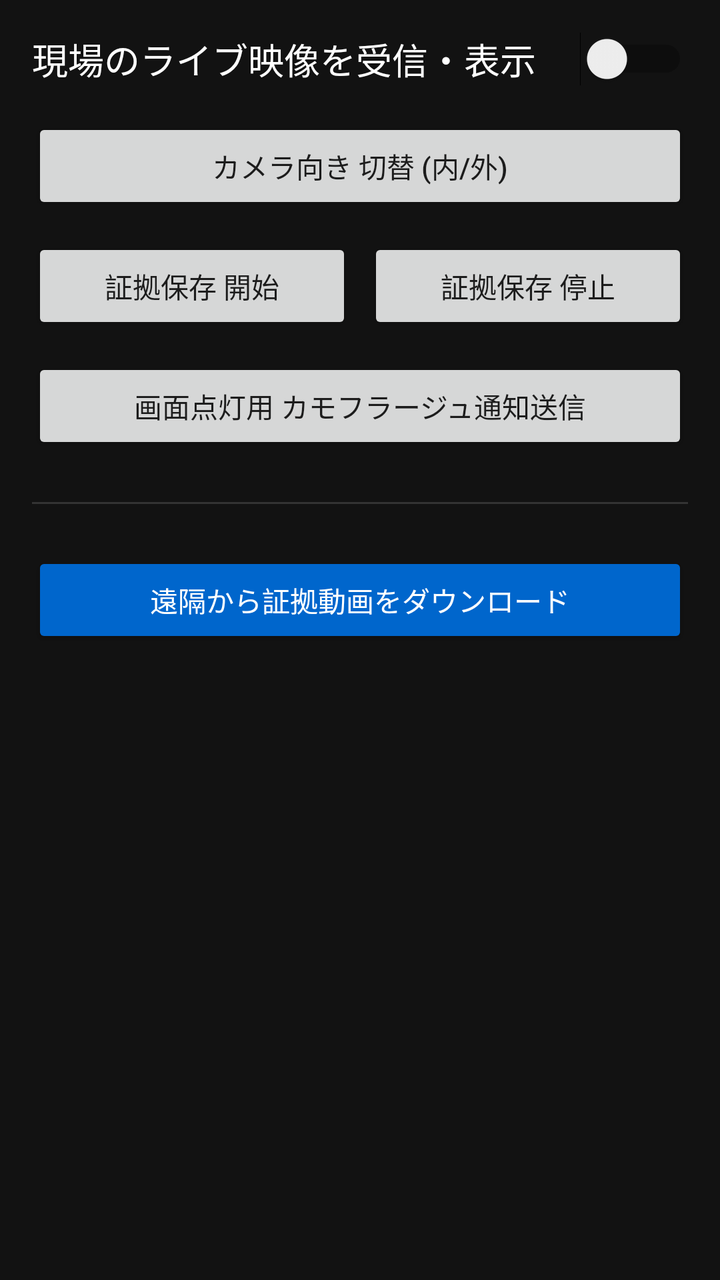
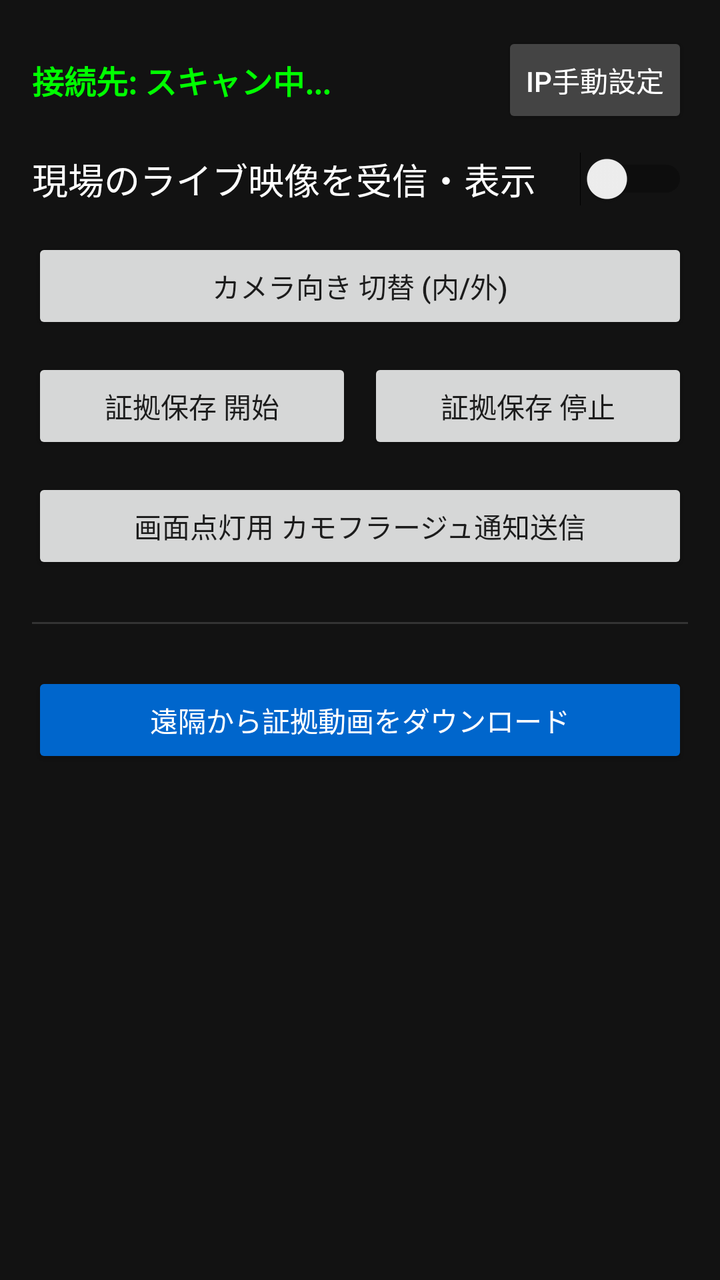

The first picture is an Android layout as it rendered before a commit; the second is the same layout after the commit. The layout source and the unified diff follow.
<!-- AndroidManifest.xml: application theme Theme.AppCompat.Light.NoActionBar -->
<!-- res/layout/activity_client.xml -->
<?xml version="1.0" encoding="utf-8"?>
<LinearLayout xmlns:android="http://schemas.android.com/apk/res/android"
    android:layout_width="match_parent"
    android:layout_height="match_parent"
    android:orientation="vertical"
    android:background="#121212"
    android:padding="16dp">

    <Switch
        android:id="@+id/previewToggleSwitch"
        android:layout_width="match_parent"
        android:layout_height="wrap_content"
        android:text="現場のライブ映像を受信・表示"
        android:textColor="#FFFFFF"
        android:textSize="18sp"
        android:layout_marginBottom="16dp" />

    
    <WebView
        android:id="@+id/webView"
        android:layout_width="match_parent"
        android:layout_height="250dp"
        android:background="#000000"
        android:visibility="gone"
        android:layout_marginBottom="24dp" />

    <Button
        android:id="@+id/switchCameraButton"
        android:layout_width="match_parent"
        android:layout_height="wrap_content"
        android:text="カメラ向き 切替 (内/外)"
        android:layout_marginBottom="12dp" />

    <LinearLayout
        android:layout_width="match_parent"
        android:layout_height="wrap_content"
        android:orientation="horizontal"
        android:layout_marginBottom="12dp">
        
        <Button
            android:id="@+id/startRecordButton"
            android:layout_width="0dp"
            android:layout_height="wrap_content"
            android:layout_weight="1"
            android:text="証拠保存 開始"
            android:layout_marginEnd="4dp"/>

        <Button
            android:id="@+id/stopRecordButton"
            android:layout_width="0dp"
            android:layout_height="wrap_content"
            android:layout_weight="1"
            android:text="証拠保存 停止"
            android:layout_marginStart="4dp"/>
    </LinearLayout>

    <Button
        android:id="@+id/sendNotificationButton"
        android:layout_width="match_parent"
        android:layout_height="wrap_content"
        android:text="画面点灯用 カモフラージュ通知送信"
        android:layout_marginBottom="24dp" />

    <View
        android:layout_width="match_parent"
        android:layout_height="1dp"
        android:background="#333333"
        android:layout_marginBottom="24dp"/>

    <Button
        android:id="@+id/downloadVideoButton"
        android:layout_width="match_parent"
        android:layout_height="wrap_content"
        android:text="遠隔から証拠動画をダウンロード"
        android:backgroundTint="#0066CC"
        android:textColor="#FFFFFF" />

</LinearLayout>
<!-- resources referenced by this layout -->
<resources>

</resources>

<!-- the commit's change to res/layout/activity_client.xml (unified diff, before → after) -->
@@ -5,6 +5,33 @@
     android:orientation="vertical"
     android:background="#121212"
     android:padding="16dp">
+
+    
+    <LinearLayout
+        android:layout_width="match_parent"
+        android:layout_height="wrap_content"
+        android:orientation="horizontal"
+        android:gravity="center_vertical"
+        android:layout_marginBottom="12dp">
+
+        <TextView
+            android:id="@+id/tvTargetIp"
+            android:layout_width="0dp"
+            android:layout_weight="1"
+            android:layout_height="wrap_content"
+            android:text="接続先: スキャン中..."
+            android:textColor="#00FF00"
+            android:textSize="16sp"
+            android:textStyle="bold" />
+
+        <Button
+            android:id="@+id/btnConfigIp"
+            android:layout_width="wrap_content"
+            android:layout_height="wrap_content"
+            android:text="IP手動設定"
+            android:backgroundTint="#444444"
+            android:textColor="#FFFFFF" />
+    </LinearLayout>
 
     <Switch
         android:id="@+id/previewToggleSwitch"
@@ -15,7 +42,6 @@
         android:textSize="18sp"
         android:layout_marginBottom="16dp" />
 
-    
     <WebView
         android:id="@+id/webView"
         android:layout_width="match_parent"
